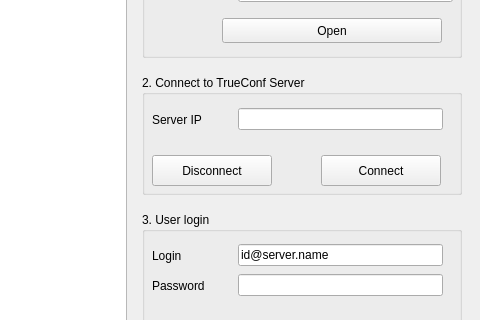
Old version of the form mainwindow.ui in the repository zoboff/DemoQtVideoSDK; both pictures show x 497 to 977 and y 111 to 431 of the 977 by 706 pixel window.
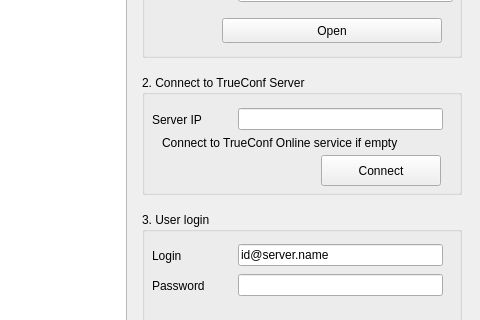
New version of the form.

Diff of the .ui file:
```diff
--- a/mainwindow.ui
+++ b/mainwindow.ui
@@ -194,17 +194,25 @@
                    </item>
                   </layout>
                  </widget>
-                 <widget class="QPushButton" name="disconnectButton">
+                 <widget class="QLabel" name="label_3">
                   <property name="geometry">
                    <rect>
-                    <x>10</x>
-                    <y>80</y>
-                    <width>120</width>
-                    <height>31</height>
+                    <x>20</x>
+                    <y>60</y>
+                    <width>271</width>
+                    <height>16</height>
                    </rect>
                   </property>
+                  <property name="font">
+                   <font>
+                    <italic>false</italic>
+                   </font>
+                  </property>
                   <property name="text">
-                   <string>Disconnect</string>
+                   <string>Connect to TrueConf Online service if empty</string>
+                  </property>
+                  <property name="textFormat">
+                   <enum>Qt::AutoText</enum>
                   </property>
                  </widget>
                 </widget>
```
Left out of the diff: 2 changed lines with no effect on the pictures.
